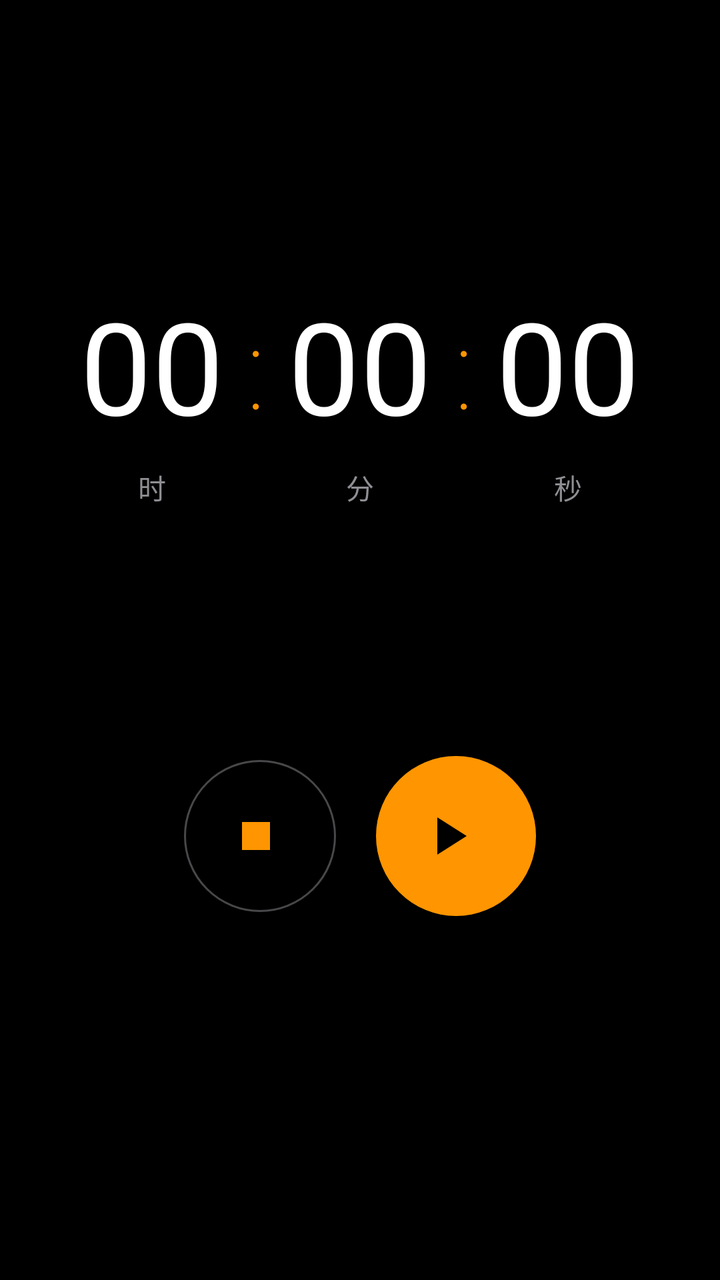
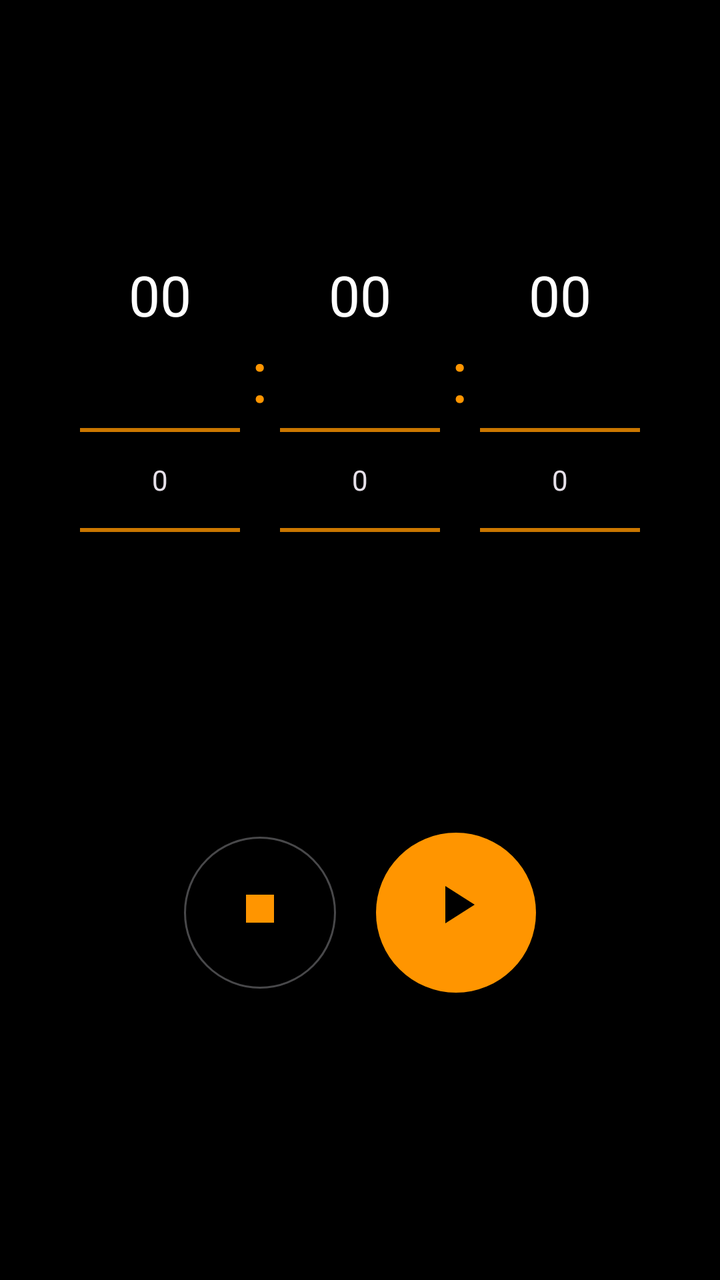

An Android layout rendered at two revisions. The XML below is the earlier revision; the diff shows what the commit changed to produce the second picture.
<!-- AndroidManifest.xml: application theme Theme.SleepAlarm -->
<!-- res/layout/fragment_timer.xml -->
<?xml version="1.0" encoding="utf-8"?>
<LinearLayout xmlns:android="http://schemas.android.com/apk/res/android"
    xmlns:app="http://schemas.android.com/apk/res-auto"
    android:layout_width="match_parent"
    android:layout_height="match_parent"
    android:orientation="vertical"
    android:background="@color/background"
    android:gravity="center_horizontal"
    android:padding="16dp">

    <View android:layout_width="match_parent" android:layout_height="0dp" android:layout_weight="0.06" />

    
    <TextView
        android:id="@+id/tv_timer_display"
        android:layout_width="wrap_content"
        android:layout_height="wrap_content"
        android:text="00:00:00"
        android:textSize="48sp"
        android:textColor="@color/primary"
        android:fontFamily="sans-serif-thin"
        android:textStyle="bold"
        android:visibility="gone" />

    
    <LinearLayout
        android:layout_width="wrap_content"
        android:layout_height="wrap_content"
        android:orientation="horizontal"
        android:gravity="center">

        <TextView
            android:id="@+id/tv_hours"
            android:layout_width="80dp"
            android:layout_height="wrap_content"
            android:text="00"
            android:textSize="64sp"
            android:textColor="@color/text_primary"
            android:fontFamily="sans-serif-thin"
            android:textStyle="bold"
            android:gravity="center"
            android:clickable="true"
            android:focusable="true"
            android:background="?attr/selectableItemBackground" />

        <TextView
            android:layout_width="24dp"
            android:layout_height="wrap_content"
            android:text=":"
            android:textSize="56sp"
            android:textColor="@color/primary"
            android:fontFamily="sans-serif-thin"
            android:gravity="center" />

        <TextView
            android:id="@+id/tv_minutes"
            android:layout_width="80dp"
            android:layout_height="wrap_content"
            android:text="00"
            android:textSize="64sp"
            android:textColor="@color/text_primary"
            android:fontFamily="sans-serif-thin"
            android:textStyle="bold"
            android:gravity="center"
            android:clickable="true"
            android:focusable="true"
            android:background="?attr/selectableItemBackground" />

        <TextView
            android:layout_width="24dp"
            android:layout_height="wrap_content"
            android:text=":"
            android:textSize="56sp"
            android:textColor="@color/primary"
            android:fontFamily="sans-serif-thin"
            android:gravity="center" />

        <TextView
            android:id="@+id/tv_seconds"
            android:layout_width="80dp"
            android:layout_height="wrap_content"
            android:text="00"
            android:textSize="64sp"
            android:textColor="@color/text_primary"
            android:fontFamily="sans-serif-thin"
            android:textStyle="bold"
            android:gravity="center"
            android:clickable="true"
            android:focusable="true"
            android:background="?attr/selectableItemBackground" />
    </LinearLayout>

    
    <LinearLayout
        android:layout_width="wrap_content"
        android:layout_height="wrap_content"
        android:orientation="horizontal"
        android:layout_marginTop="8dp">

        <TextView android:layout_width="80dp" android:layout_height="wrap_content"
            android:text="时" android:textSize="14sp" android:textColor="@color/text_secondary"
            android:gravity="center" />
        <View android:layout_width="24dp" android:layout_height="1dp" />
        <TextView android:layout_width="80dp" android:layout_height="wrap_content"
            android:text="分" android:textSize="14sp" android:textColor="@color/text_secondary"
            android:gravity="center" />
        <View android:layout_width="24dp" android:layout_height="1dp" />
        <TextView android:layout_width="80dp" android:layout_height="wrap_content"
            android:text="秒" android:textSize="14sp" android:textColor="@color/text_secondary"
            android:gravity="center" />
    </LinearLayout>

    <View android:layout_width="match_parent" android:layout_height="0dp" android:layout_weight="0.06" />

    
    <LinearLayout
        android:layout_width="wrap_content"
        android:layout_height="wrap_content"
        android:orientation="horizontal"
        android:gravity="center">

        
        <com.google.android.material.button.MaterialButton
            android:id="@+id/btn_timer_stop"
            style="@style/Widget.Material3.Button.OutlinedButton"
            android:layout_width="76dp"
            android:layout_height="76dp"
            android:insetLeft="0dp"
            android:insetTop="0dp"
            android:insetRight="0dp"
            android:insetBottom="0dp"
            android:padding="0dp"
            app:icon="@drawable/ic_stop_square"
            app:iconSize="28dp"
            app:iconGravity="textStart"
            app:cornerRadius="38dp"
            app:strokeColor="@color/gray_light"
            android:layout_marginEnd="20dp" />

        
        <com.google.android.material.button.MaterialButton
            android:id="@+id/btn_timer_start"
            android:layout_width="80dp"
            android:layout_height="80dp"
            android:insetLeft="0dp"
            android:insetTop="0dp"
            android:insetRight="0dp"
            android:insetBottom="0dp"
            android:padding="0dp"
            app:icon="@drawable/ic_play_triangle"
            app:iconSize="32dp"
            app:iconGravity="textStart"
            app:cornerRadius="40dp"
            app:backgroundTint="@color/primary"
            style="@style/Widget.Material3.Button" />
    </LinearLayout>

    <View android:layout_width="match_parent" android:layout_height="0dp" android:layout_weight="0.08" />
</LinearLayout>
<!-- resources referenced by this layout -->
<resources>
  <color name="background">#000000</color>
  <color name="gray_light">#48484A</color>
  <color name="primary">#FF9500</color>
  <color name="text_primary">#FFFFFF</color>
  <color name="text_secondary">#8E8E93</color>
  <!-- drawable ic_play_triangle (drawable) -->
  <vector xmlns:android="http://schemas.android.com/apk/res/android"
      android:width="24dp"
      android:height="24dp"
      android:viewportWidth="24"
      android:viewportHeight="24">
      <path
          android:fillColor="#FFFFFF"
          android:pathData="M8,5v14l11,-7z" />
  </vector>
  <!-- drawable ic_stop_square (drawable) -->
  <vector xmlns:android="http://schemas.android.com/apk/res/android"
      android:width="24dp"
      android:height="24dp"
      android:viewportWidth="24"
      android:viewportHeight="24">
      <path
          android:fillColor="#FF3B30"
          android:pathData="M6,6h12v12H6z" />
  </vector>
  <style name="Theme.SleepAlarm" parent="Theme.Material3.Dark.NoActionBar">
          <item name="colorPrimary">@color/primary</item>
          <item name="colorOnPrimary">@color/on_primary</item>
          <item name="colorPrimaryContainer">@color/surface_light</item>
          <item name="colorOnPrimaryContainer">@color/primary</item>
          <item name="colorSecondary">@color/secondary</item>
          <item name="android:colorBackground">@color/background</item>
          <item name="colorOnBackground">@color/on_background</item>
          <item name="colorSurface">@color/surface</item>
          <item name="colorOnSurface">@color/on_surface</item>
          <item name="android:statusBarColor">@color/background</item>
          <item name="android:navigationBarColor">@color/background</item>
          <item name="android:windowLightStatusBar">false</item>
      </style>
  <color name="on_primary">#000000</color>
  <color name="surface_light">#2C2C2E</color>
  <color name="secondary">#FF9500</color>
  <color name="on_background">#FFFFFF</color>
  <color name="surface">#1C1C1E</color>
  <color name="on_surface">#FFFFFF</color>
</resources>

<!-- the commit's change to res/layout/fragment_timer.xml (unified diff, before → after) -->
@@ -8,7 +8,7 @@
     android:gravity="center_horizontal"
     android:padding="16dp">
 
-    <View android:layout_width="match_parent" android:layout_height="0dp" android:layout_weight="0.06" />
+    <View android:layout_width="match_parent" android:layout_height="0dp" android:layout_weight="0.04" />
 
     
     <TextView
@@ -24,93 +24,112 @@
 
     
     <LinearLayout
+        android:id="@+id/layout_wheels"
         android:layout_width="wrap_content"
         android:layout_height="wrap_content"
         android:orientation="horizontal"
-        android:gravity="center">
+        android:gravity="center"
+        android:layout_marginTop="24dp"
+        android:visibility="visible">
+
+        <LinearLayout
+            android:layout_width="80dp"
+            android:layout_height="wrap_content"
+            android:orientation="vertical"
+            android:gravity="center">
+
+            <TextView
+                android:id="@+id/tv_hours"
+                android:layout_width="match_parent"
+                android:layout_height="wrap_content"
+                android:text="00"
+                android:textSize="28sp"
+                android:textColor="@color/text_primary"
+                android:gravity="center"
+                android:clickable="true"
+                android:focusable="true"
+                android:background="?attr/selectableItemBackground"
+                android:padding="4dp" />
+
+            <NumberPicker
+                android:id="@+id/np_hours"
+                android:layout_width="80dp"
+                android:layout_height="140dp"
+                android:theme="@style/NPTheme" />
+        </LinearLayout>
 
         <TextView
-            android:id="@+id/tv_hours"
+            android:layout_width="20dp"
+            android:layout_height="wrap_content"
+            android:text=":"
+            android:textSize="36sp"
+            android:textColor="@color/primary"
+            android:gravity="center"
+            android:layout_marginBottom="30dp" />
+
+        <LinearLayout
             android:layout_width="80dp"
             android:layout_height="wrap_content"
-            android:text="00"
-            android:textSize="64sp"
-            android:textColor="@color/text_primary"
-            android:fontFamily="sans-serif-thin"
-            android:textStyle="bold"
-            android:gravity="center"
-            android:clickable="true"
-            android:focusable="true"
-            android:background="?attr/selectableItemBackground" />
+            android:orientation="vertical"
+            android:gravity="center">
+
+            <TextView
+                android:id="@+id/tv_minutes"
+                android:layout_width="match_parent"
+                android:layout_height="wrap_content"
+                android:text="00"
+                android:textSize="28sp"
+                android:textColor="@color/text_primary"
+                android:gravity="center"
+                android:clickable="true"
+                android:focusable="true"
+                android:background="?attr/selectableItemBackground"
+                android:padding="4dp" />
+
+            <NumberPicker
+                android:id="@+id/np_minutes"
+                android:layout_width="80dp"
+                android:layout_height="140dp"
+                android:theme="@style/NPTheme" />
+        </LinearLayout>
 
         <TextView
-            android:layout_width="24dp"
+            android:layout_width="20dp"
             android:layout_height="wrap_content"
             android:text=":"
-            android:textSize="56sp"
+            android:textSize="36sp"
             android:textColor="@color/primary"
-            android:fontFamily="sans-serif-thin"
-            android:gravity="center" />
+            android:gravity="center"
+            android:layout_marginBottom="30dp" />
 
-        <TextView
-            android:id="@+id/tv_minutes"
+        <LinearLayout
             android:layout_width="80dp"
             android:layout_height="wrap_content"
-            android:text="00"
-            android:textSize="64sp"
-            android:textColor="@color/text_primary"
-            android:fontFamily="sans-serif-thin"
-            android:textStyle="bold"
-            android:gravity="center"
-            android:clickable="true"
-            android:focusable="true"
-            android:background="?attr/selectableItemBackground" />
+            android:orientation="vertical"
+            android:gravity="center">
 
-        <TextView
-            android:layout_width="24dp"
-            android:layout_height="wrap_content"
-            android:text=":"
-            android:textSize="56sp"
-            android:textColor="@color/primary"
-            android:fontFamily="sans-serif-thin"
-            android:gravity="center" />
+            <TextView
+                android:id="@+id/tv_seconds"
+                android:layout_width="match_parent"
+                android:layout_height="wrap_content"
+                android:text="00"
+                android:textSize="28sp"
+                android:textColor="@color/text_primary"
+                android:gravity="center"
+                android:clickable="true"
+                android:focusable="true"
+                android:background="?attr/selectableItemBackground"
+                android:padding="4dp" />
 
-        <TextView
-            android:id="@+id/tv_seconds"
-            android:layout_width="80dp"
-            android:layout_height="wrap_content"
-            android:text="00"
-            android:textSize="64sp"
-            android:textColor="@color/text_primary"
-            android:fontFamily="sans-serif-thin"
-            android:textStyle="bold"
-            android:gravity="center"
-            android:clickable="true"
-            android:focusable="true"
-            android:background="?attr/selectableItemBackground" />
+            <NumberPicker
+                android:id="@+id/np_seconds"
+                android:layout_width="80dp"
+                android:layout_height="140dp"
+                android:theme="@style/NPTheme" />
+        </LinearLayout>
     </LinearLayout>
 
-    
-    <LinearLayout
-        android:layout_width="wrap_content"
-        android:layout_height="wrap_content"
-        android:orientation="horizontal"
-        android:layout_marginTop="8dp">
-
-        <TextView android:layout_width="80dp" android:layout_height="wrap_content"
-            android:text="时" android:textSize="14sp" android:textColor="@color/text_secondary"
-            android:gravity="center" />
-        <View android:layout_width="24dp" android:layout_height="1dp" />
-        <TextView android:layout_width="80dp" android:layout_height="wrap_content"
-            android:text="分" android:textSize="14sp" android:textColor="@color/text_secondary"
-            android:gravity="center" />
-        <View android:layout_width="24dp" android:layout_height="1dp" />
-        <TextView android:layout_width="80dp" android:layout_height="wrap_content"
-            android:text="秒" android:textSize="14sp" android:textColor="@color/text_secondary"
-            android:gravity="center" />
-    </LinearLayout>
-
-    <View android:layout_width="match_parent" android:layout_height="0dp" android:layout_weight="0.06" />
+    <View android:layout_width="match_parent" android:layout_height="0dp" android:layout_weight="0.05" />
 
     
     <LinearLayout
@@ -119,7 +138,6 @@
         android:orientation="horizontal"
         android:gravity="center">
 
-        
         <com.google.android.material.button.MaterialButton
             android:id="@+id/btn_timer_stop"
             style="@style/Widget.Material3.Button.OutlinedButton"
@@ -132,12 +150,11 @@
             android:padding="0dp"
             app:icon="@drawable/ic_stop_square"
             app:iconSize="28dp"
-            app:iconGravity="textStart"
+            app:iconGravity="textTop"
             app:cornerRadius="38dp"
             app:strokeColor="@color/gray_light"
             android:layout_marginEnd="20dp" />
 
-        
         <com.google.android.material.button.MaterialButton
             android:id="@+id/btn_timer_start"
             android:layout_width="80dp"
@@ -149,11 +166,11 @@
             android:padding="0dp"
             app:icon="@drawable/ic_play_triangle"
             app:iconSize="32dp"
-            app:iconGravity="textStart"
+            app:iconGravity="textTop"
             app:cornerRadius="40dp"
             app:backgroundTint="@color/primary"
             style="@style/Widget.Material3.Button" />
     </LinearLayout>
 
-    <View android:layout_width="match_parent" android:layout_height="0dp" android:layout_weight="0.08" />
+    <View android:layout_width="match_parent" android:layout_height="0dp" android:layout_weight="0.06" />
 </LinearLayout>
<!-- resource entries referenced after the edit -->
@@ -4,7 +4,6 @@
   <color name="gray_light">#48484A</color>
   <color name="primary">#FF9500</color>
   <color name="text_primary">#FFFFFF</color>
-  <color name="text_secondary">#8E8E93</color>
   <!-- drawable ic_play_triangle (drawable) -->
   <vector xmlns:android="http://schemas.android.com/apk/res/android"
       android:width="24dp"
@@ -25,6 +24,10 @@
           android:fillColor="#FF3B30"
           android:pathData="M6,6h12v12H6z" />
   </vector>
+  <style name="NPTheme" parent="ThemeOverlay.Material3">
+          <item name="colorControlNormal">#FF9500</item>
+          <item name="colorControlActivated">#FF9500</item>
+      </style>
   <style name="Theme.SleepAlarm" parent="Theme.Material3.Dark.NoActionBar">
           <item name="colorPrimary">@color/primary</item>
           <item name="colorOnPrimary">@color/on_primary</item>
